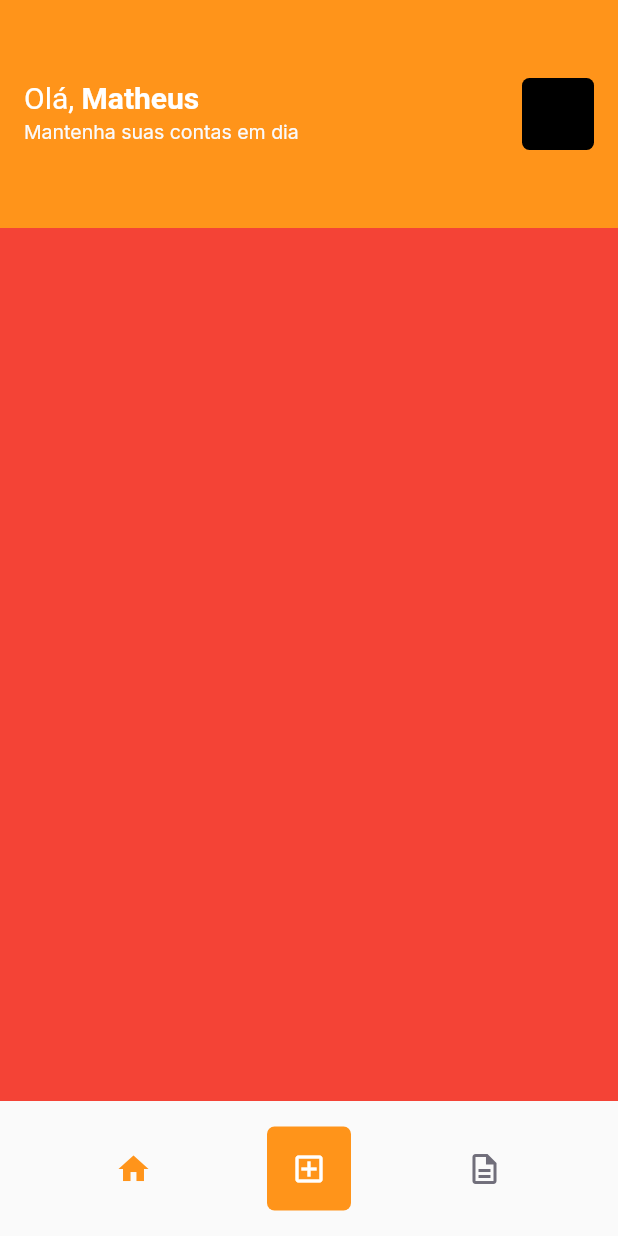
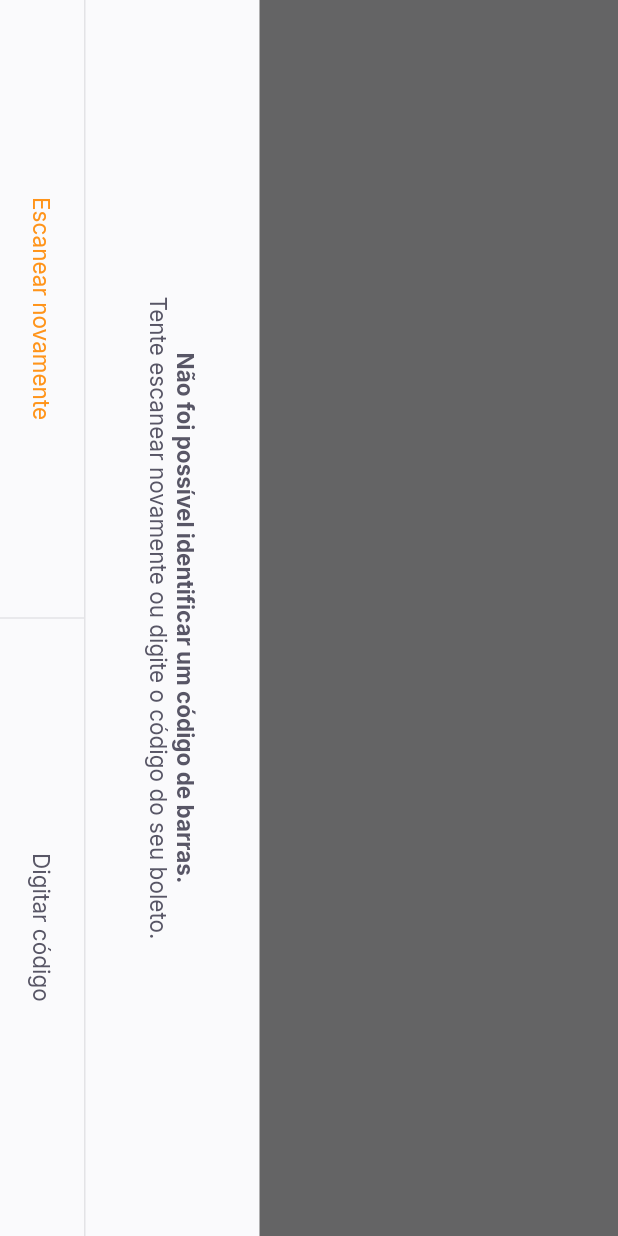
Before and after one commit to MKShoji/FlutterRocktseat_AulaPayFlow, a Flutter app: the HomePage screen opened by its route, after a tap on the "add box" icon, on a phone screen of 412 x 824 dp. Run offline on Flutter 3.47's test engine with Material 2 defaults, Android fonts, the phone set to English and light mode, and no system bars; our stand-ins replace firebase_core, google_fonts, google_sign_in, shared_preferences; accounts and stored records are empty.

Commit message:
Layout finalizado do BarcodeScannerPage
Aula 4 - 54 min

```diff
--- a/payflow/lib/app_widget.dart
+++ b/payflow/lib/app_widget.dart
@@ -1,4 +1,5 @@
 import 'package:flutter/material.dart';
+import 'package:payflow/modules/barcode_scanner/barcode_scanner_page.dart';
 import 'package:payflow/modules/home/home_page.dart';
 import 'package:payflow/modules/login/login_page.dart';
 import 'package:payflow/modules/splash/splash_page.dart';
@@ -12,6 +13,7 @@ class AppWidget extends StatelessWidget {
     return MaterialApp(
       title: 'Pay Flow',
       theme: ThemeData(
+        primarySwatch: Colors.orange,
         primaryColor: AppColors.primary,
       ),
       initialRoute: "/splash",
@@ -19,6 +21,7 @@ class AppWidget extends StatelessWidget {
         "/splash": (context) => SplashPage(),
         "/home": (context) => HomePage(),
         "/login": (context) => LoginPage(),
+        "/barcode_scanner": (context) => BarcodeScannerPage(),
       },
     );
   }
--- /dev/null
+++ b/payflow/lib/modules/barcode_scanner/barcode_scanner_page.dart
@@ -0,0 +1,69 @@
+import 'package:flutter/material.dart';
+import 'package:payflow/shared/themes/app_colors.dart';
+import 'package:payflow/shared/widgets/bottom_sheet/bottom_sheet.dart';
+import 'package:payflow/shared/widgets/set_label_buttons/set_label_buttons.dart';
+import '../../shared/themes/app_text_styles.dart';
+
+class BarcodeScannerPage extends StatefulWidget {
+  const BarcodeScannerPage({Key? key}) : super(key: key);
+
+  @override
+  State<BarcodeScannerPage> createState() => _BarcodeScannerPageState();
+}
+
+class _BarcodeScannerPageState extends State<BarcodeScannerPage> {
+  @override
+  Widget build(BuildContext context) {
+    return BottomSheetWidget(
+      title: "Não foi possível identificar um código de barras.",
+      subtitle: "Tente escanear novamente ou digite o código do seu boleto.",
+      primaryLabel: "Escanear novamente",
+      primaryOnPressed: () {},
+      secondaryLabel: "Digitar código",
+      secondaryOnPressed: () {},
+    );
+    return SafeArea(
+      top: true,
+      bottom: true,
+      left: true,
+      right: true,
+      child: RotatedBox(
+        quarterTurns: 1,
+        child: Scaffold(
+          appBar: AppBar(
+            backgroundColor: Colors.black,
+            title: Text(
+              "Escaneio o código de barras do boleto",
+              style: TextStyles.buttonBackground,
+            ),
+            centerTitle: true,
+            leading: BackButton(
+              color: AppColors.background,
+            ),
+          ),
+          body: Column(children: [
+            Expanded(
+                child: Container(
+              color: Colors.black.withOpacity(0.6),
+            )),
+            Expanded(
+                flex: 2,
+                child: Container(
+                  color: Colors.transparent,
+                )),
+            Expanded(
+                child: Container(
+              color: Colors.black.withOpacity(0.6),
+            ))
+          ]),
+          bottomNavigationBar: SetLabelButtons(
+            primaryLabel: "Inserir código do boleto",
+            primaryOnPressed: () {},
+            secondaryLabel: "Adicionar da galeria",
+            secondaryOnPressed: () {},
+          ),
+        ),
+      ),
+    );
+  }
+}
--- a/payflow/lib/modules/home/home_page.dart
+++ b/payflow/lib/modules/home/home_page.dart
@@ -72,7 +72,7 @@ class _HomePageState extends State<HomePage> {
                 )),
             GestureDetector(
               onTap: () {
-                print("Clicou");
+                Navigator.pushNamed(context, "/barcode_scanner");
               },
               child: Container(
                 width: 56,
--- /dev/null
+++ b/payflow/lib/shared/widgets/bottom_sheet/bottom_sheet.dart
@@ -0,0 +1,73 @@
+import 'package:flutter/material.dart';
+import 'package:payflow/shared/themes/app_colors.dart';
+import 'package:payflow/shared/themes/app_text_styles.dart';
+import 'package:payflow/shared/widgets/set_label_buttons/set_label_buttons.dart';
+
+class BottomSheetWidget extends StatelessWidget {
+  final String primaryLabel;
+  final VoidCallback primaryOnPressed;
+  final String secondaryLabel;
+  final VoidCallback secondaryOnPressed;
+  final String title;
+  final String subtitle;
+  const BottomSheetWidget(
+      {Key? key,
+      required this.primaryLabel,
+      required this.primaryOnPressed,
+      required this.secondaryLabel,
+      required this.secondaryOnPressed,
+      required this.title,
+      required this.subtitle})
+      : super(key: key);
+
+  @override
+  Widget build(BuildContext context) {
+    return SafeArea(
+      child: RotatedBox(
+        quarterTurns: 1,
+        child: Material(
+          child: Container(
+            color: AppColors.shape,
+            child: Column(
+              children: [
+                Expanded(
+                    child: Container(
+                  color: Colors.black.withOpacity(0.6),
+                )),
+                Column(
+                  children: [
+                    Padding(
+                      padding: const EdgeInsets.all(40),
+                      child: Text.rich(
+                        TextSpan(
+                            text: title,
+                            style: TextStyles.buttonBoldHeading,
+                            children: [
+                              TextSpan(
+                                text: "\n$subtitle",
+                                style: TextStyles.buttonHeading,
+                              ),
+                            ]),
+                        textAlign: TextAlign.center,
+                      ),
+                    ),
+                    Container(
+                      height: 1,
+                      color: AppColors.stroke,
+                    ),
+                    SetLabelButtons(
+                        enablePrimaryColor: true,
+                        primaryLabel: primaryLabel,
+                        primaryOnPressed: primaryOnPressed,
+                        secondaryLabel: secondaryLabel,
+                        secondaryOnPressed: secondaryOnPressed)
+                  ],
+                ),
+              ],
+            ),
+          ),
+        ),
+      ),
+    );
+  }
+}
--- /dev/null
+++ b/payflow/lib/shared/widgets/diveder_vertical/diveder_vertical_widget.dart
@@ -0,0 +1,15 @@
+import 'package:flutter/material.dart';
+import 'package:payflow/shared/themes/app_colors.dart';
+
+class DivederVerticalWidget extends StatelessWidget {
+  const DivederVerticalWidget({Key? key}) : super(key: key);
+
+  @override
+  Widget build(BuildContext context) {
+    return Container(
+      width: 1,
+      height: double.maxFinite,
+      color: AppColors.stroke,
+    );
+  }
+}
--- /dev/null
+++ b/payflow/lib/shared/widgets/label_button/label_button.dart
@@ -0,0 +1,25 @@
+import 'package:flutter/material.dart';
+import 'package:payflow/shared/themes/app_text_styles.dart';
+
+class LabelButton extends StatelessWidget {
+  final String label;
+  final VoidCallback onPresed;
+  final TextStyle? style;
+  const LabelButton(
+      {Key? key, required this.label, required this.onPresed, this.style})
+      : super(key: key);
+
+  @override
+  Widget build(BuildContext context) {
+    return Container(
+      height: 56,
+      child: TextButton(
+        onPressed: onPresed,
+        child: Text(
+          label,
+          style: style ?? TextStyles.buttonHeading,
+        ),
+      ),
+    );
+  }
+}
--- /dev/null
+++ b/payflow/lib/shared/widgets/set_label_buttons/set_label_buttons.dart
@@ -0,0 +1,43 @@
+import 'package:flutter/material.dart';
+import 'package:payflow/shared/themes/app_text_styles.dart';
+import 'package:payflow/shared/widgets/diveder_vertical/diveder_vertical_widget.dart';
+import 'package:payflow/shared/widgets/label_button/label_button.dart';
+
+class SetLabelButtons extends StatelessWidget {
+  final String primaryLabel;
+  final VoidCallback primaryOnPressed;
+  final String secondaryLabel;
+  final VoidCallback secondaryOnPressed;
+  final bool enablePrimaryColor;
+  const SetLabelButtons({
+    Key? key,
+    required this.primaryLabel,
+    required this.primaryOnPressed,
+    required this.secondaryLabel,
+    required this.secondaryOnPressed,
+    this.enablePrimaryColor = false,
+  }) : super(key: key);
+
+  @override
+  Widget build(BuildContext context) {
+    return Container(
+      height: 56,
+      child: Row(
+        children: [
+          Expanded(
+              child: LabelButton(
+            label: primaryLabel,
+            onPresed: primaryOnPressed,
+            style: enablePrimaryColor ? TextStyles.buttonPrimary : null,
+          )),
+          DivederVerticalWidget(),
+          Expanded(
+              child: LabelButton(
+            label: secondaryLabel,
+            onPresed: secondaryOnPressed,
+          ))
+        ],
+      ),
+    );
+  }
+}
--- a/payflow/pubspec.yaml
+++ b/payflow/pubspec.yaml
@@ -39,6 +39,10 @@ dependencies:
   google_sign_in: ^5.3.2
   google_sign_in_web: ^0.10.1+2
   shared_preferences: ^2.0.15
+  google_ml_kit: ^0.11.0
+  camera: ^0.9.7+1
+  image_picker: ^0.8.5+3
+  image_picker_web: ^2.1.1
 
 dev_dependencies:
   flutter_test:
```
Also changed, not shown: payflow/pubspec.lock, 1 other file.
